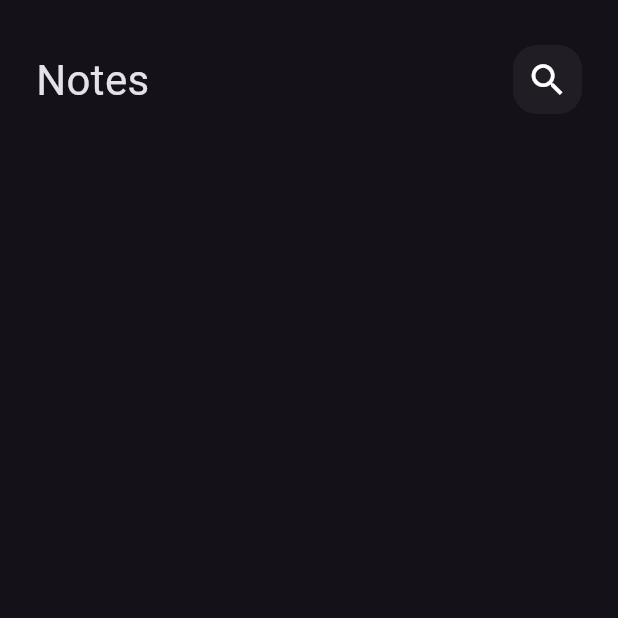
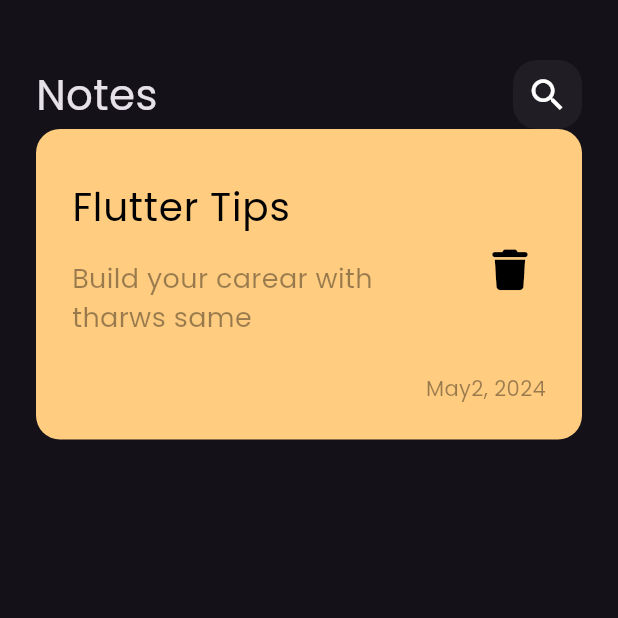
Before and after one commit to Mahdi-Afk0/notes_app, a Flutter app: the screen it shows after launch, on a phone screen of 412 x 824 dp, the top half of it. Run offline on Flutter 3.47's test engine with Material 3 defaults, Android fonts, the phone set to English and light mode, and no system bars; our stand-ins replace font_awesome_flutter.

Commit message:
create custom note item

```diff
--- a/lib/main.dart
+++ b/lib/main.dart
@@ -13,8 +13,7 @@ class NotesApp extends StatelessWidget {
   Widget build(BuildContext context) {
     return MaterialApp(
       theme: ThemeData(
-        brightness: Brightness.dark
-      ),
+        brightness: Brightness.dark , fontFamily: 'Poppins'),
       home: const NotesView(),
     );
   }
--- /dev/null
+++ b/lib/views/widgets/custom_note_item.dart
@@ -0,0 +1,57 @@
+import 'package:flutter/material.dart';
+import 'package:font_awesome_flutter/font_awesome_flutter.dart';
+
+class NoteItem extends StatelessWidget {
+  const NoteItem({super.key});
+
+  @override
+  Widget build(BuildContext context) {
+    return Container(
+      padding: const EdgeInsets.only(top: 24, bottom: 24, left: 24, right: 24),
+      decoration: BoxDecoration(
+        color:  const Color(0xffffcc80),
+        borderRadius: BorderRadius.circular(16),
+      ),
+      child: Column(
+        crossAxisAlignment: CrossAxisAlignment.end,
+        children: [
+          ListTile(
+            contentPadding: EdgeInsets.all(0),
+            title: const Text(
+              'Flutter Tips',
+               style: TextStyle(
+              color: Colors.black,
+              fontSize: 26,
+            ),),
+            subtitle: Padding(
+              padding: const EdgeInsets.only(
+                top: 16,
+                bottom: 16
+                ),
+              child: Text(
+                'Build your carear with tharws same',
+                 style: TextStyle(
+                color: Colors.black.withOpacity(.4),
+                fontSize: 18,
+              ), ),
+            ),
+            trailing: IconButton(
+              onPressed: () {},
+              icon: const Icon(
+                FontAwesomeIcons.trash ,
+              color: Colors.black,
+              size: 27,
+              ),
+              ),
+          ),
+        Text(
+          'May2, 2024' ,
+           style: TextStyle(
+          color: Colors.black.withOpacity(.4),
+        ),
+        ),
+        ],
+      ),
+    );
+  }
+}
--- a/lib/views/widgets/notes_view_body.dart
+++ b/lib/views/widgets/notes_view_body.dart
@@ -1,6 +1,8 @@
 import 'package:flutter/material.dart';
 
+
 import 'custom_app_bar.dart';
+import 'custom_note_item.dart';
 
 class NotesViewBody extends StatelessWidget {
   const NotesViewBody({super.key});
@@ -12,9 +14,10 @@ class NotesViewBody extends StatelessWidget {
       child: Column(
         children: const [
           SizedBox(
-            height: 30,
+            height: 40,
           ),
-                CustomAppBar(),
+          CustomAppBar(),
+          NoteItem(),
         ],
       ),
     );
```
Also changed, not shown: pubspec.yaml (+6 -12 lines), assets/fonts/Poppins-Regular.ttf (added), pubspec.lock.
